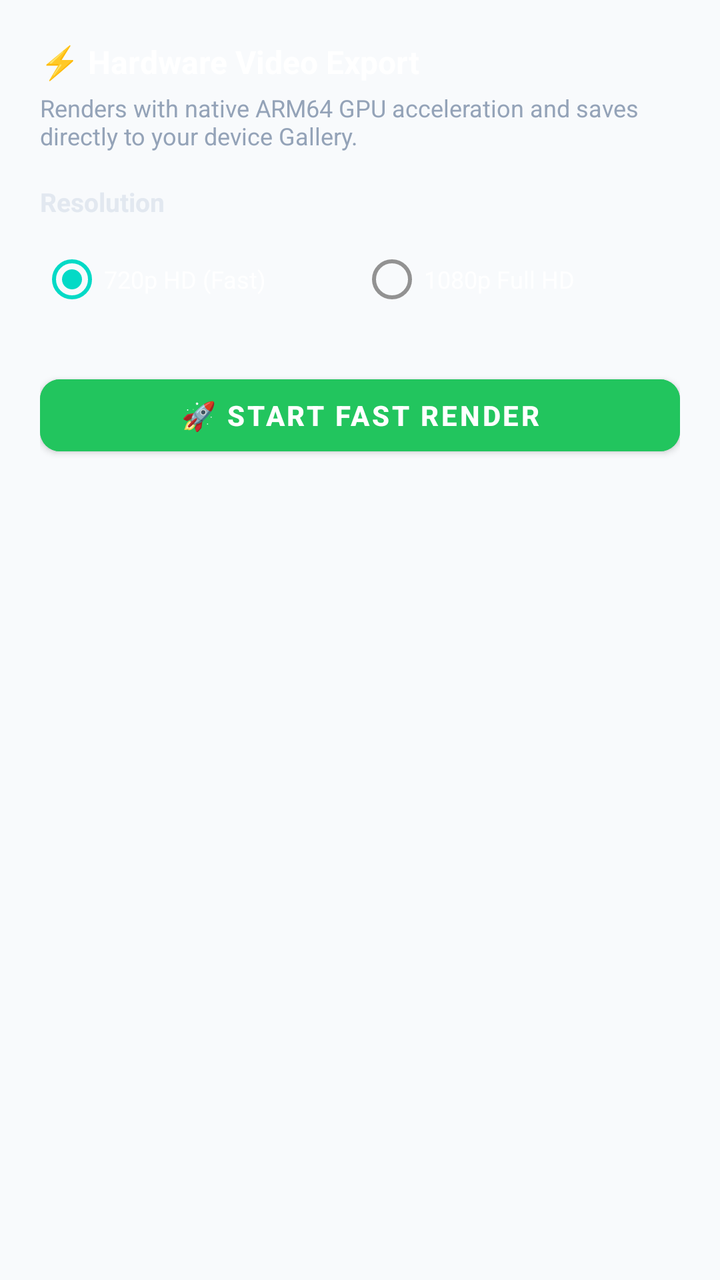
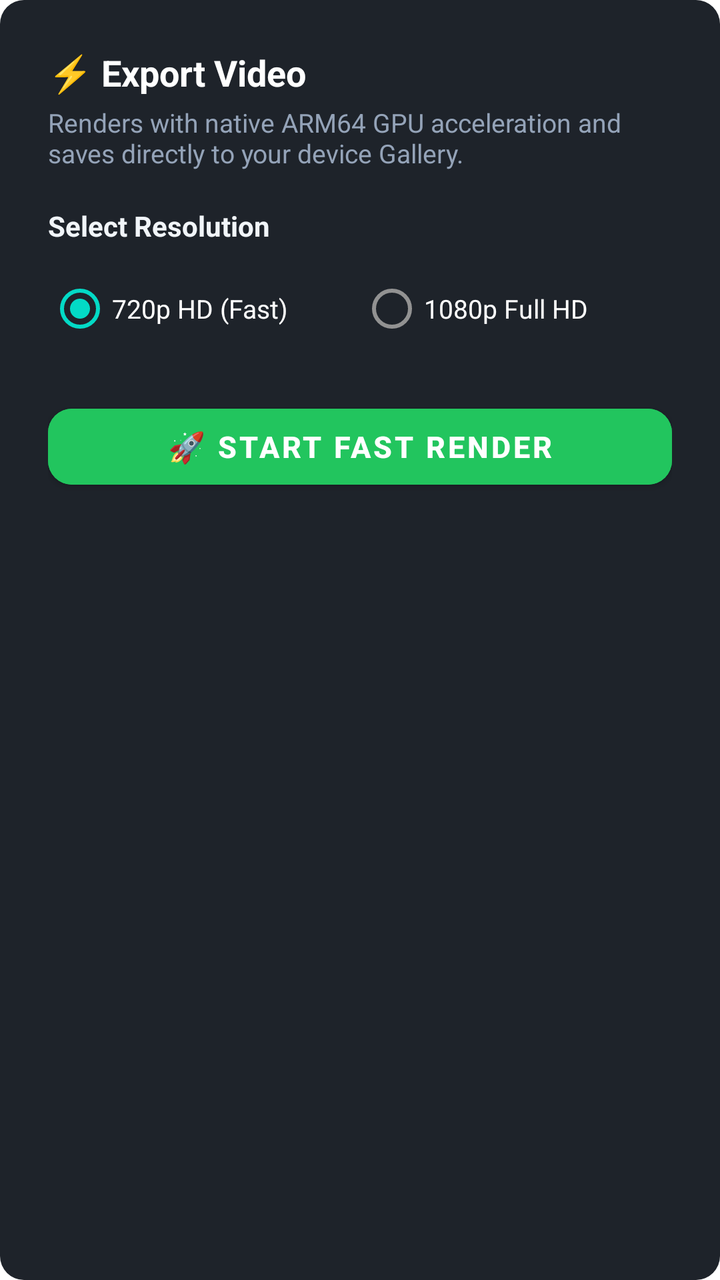

Before-and-after screenshots of an Android layout around one commit, followed by the original layout XML and the change that was made.
<!-- AndroidManifest.xml: application theme Theme.CaptionForgeNative -->
<!-- res/layout/dialog_export.xml -->
<?xml version="1.0" encoding="utf-8"?>
<LinearLayout xmlns:android="http://schemas.android.com/apk/res/android"
    xmlns:app="http://schemas.android.com/apk/res-auto"
    android:layout_width="match_parent"
    android:layout_height="wrap_content"
    android:background="@color/bg_surface"
    android:orientation="vertical"
    android:padding="20dp">

    <TextView
        android:layout_width="wrap_content"
        android:layout_height="wrap_content"
        android:text="⚡ Hardware Video Export"
        android:textColor="@color/text_white"
        android:textSize="16sp"
        android:textStyle="bold" />

    <TextView
        android:layout_width="wrap_content"
        android:layout_height="wrap_content"
        android:layout_marginTop="4dp"
        android:text="Renders with native ARM64 GPU acceleration and saves directly to your device Gallery."
        android:textColor="@color/text_slate_400"
        android:textSize="12sp" />

    
    <TextView
        android:layout_width="wrap_content"
        android:layout_height="wrap_content"
        android:layout_marginTop="16dp"
        android:text="Resolution"
        android:textColor="@color/text_slate_200"
        android:textSize="13sp"
        android:textStyle="bold" />

    <RadioGroup
        android:id="@+id/rgResolution"
        android:layout_width="match_parent"
        android:layout_height="wrap_content"
        android:layout_marginTop="6dp"
        android:orientation="horizontal">

        <RadioButton
            android:id="@+id/rb720p"
            android:layout_width="0dp"
            android:layout_height="wrap_content"
            android:layout_weight="1"
            android:checked="true"
            android:text="720p HD (Fast)"
            android:textColor="@color/text_white"
            android:textSize="12sp" />

        <RadioButton
            android:id="@+id/rb1080p"
            android:layout_width="0dp"
            android:layout_height="wrap_content"
            android:layout_weight="1"
            android:text="1080p Full HD"
            android:textColor="@color/text_white"
            android:textSize="12sp" />
    </RadioGroup>

    
    <ProgressBar
        android:id="@+id/pbExport"
        style="?android:attr/progressBarStyleHorizontal"
        android:layout_width="match_parent"
        android:layout_height="8dp"
        android:layout_marginTop="16dp"
        android:max="100"
        android:progress="0"
        android:progressTint="@color/accent_yellow"
        android:visibility="gone" />

    <TextView
        android:id="@+id/tvExportStatus"
        android:layout_width="match_parent"
        android:layout_height="wrap_content"
        android:layout_marginTop="6dp"
        android:gravity="center"
        android:text="Ready to render"
        android:textColor="@color/text_slate_300"
        android:textSize="12sp"
        android:visibility="gone" />

    <com.google.android.material.button.MaterialButton
        android:id="@+id/btnStartRender"
        android:layout_width="match_parent"
        android:layout_height="48dp"
        android:layout_marginTop="20dp"
        android:backgroundTint="@color/accent_green"
        android:text="🚀 Start Fast Render"
        android:textColor="@color/text_white"
        android:textSize="14sp"
        android:textStyle="bold"
        app:cornerRadius="10dp" />

</LinearLayout>
<!-- resources referenced by this layout -->
<resources>
  <color name="accent_green">#22C55E</color>
  <color name="accent_yellow">#FACC15</color>
  <color name="bg_surface">#F8FAFC</color>
  <color name="text_slate_200">#E2E8F0</color>
  <color name="text_slate_300">#CBD5E1</color>
  <color name="text_slate_400">#94A3B8</color>
  <color name="text_white">#FFFFFF</color>
  <style name="Theme.CaptionForgeNative" parent="Theme.MaterialComponents.NoActionBar">
          <item name="colorPrimary">@color/primary_500</item>
          <item name="colorPrimaryVariant">@color/primary_600</item>
          <item name="colorOnPrimary">@color/text_white</item>
          <item name="android:statusBarColor">@color/bg_dark</item>
          <item name="android:navigationBarColor">@color/bg_dark</item>
          <item name="android:windowBackground">@color/bg_dark</item>
      </style>
  <color name="primary_500">#6366F1</color>
  <color name="primary_600">#4F46E5</color>
  <color name="bg_dark">#FFFFFF</color>
</resources>

<!-- the commit's change to res/layout/dialog_export.xml (unified diff, before → after) -->
@@ -3,16 +3,18 @@
     xmlns:app="http://schemas.android.com/apk/res-auto"
     android:layout_width="match_parent"
     android:layout_height="wrap_content"
-    android:background="@color/bg_surface"
+    android:background="@drawable/bg_dark_pill"
+    android:backgroundTint="#1E232A"
     android:orientation="vertical"
-    android:padding="20dp">
+    android:padding="24dp">
 
+    
     <TextView
         android:layout_width="wrap_content"
         android:layout_height="wrap_content"
-        android:text="⚡ Hardware Video Export"
-        android:textColor="@color/text_white"
-        android:textSize="16sp"
+        android:text="⚡ Export Video"
+        android:textColor="#FFFFFF"
+        android:textSize="18sp"
         android:textStyle="bold" />
 
     <TextView
@@ -20,24 +22,24 @@
         android:layout_height="wrap_content"
         android:layout_marginTop="4dp"
         android:text="Renders with native ARM64 GPU acceleration and saves directly to your device Gallery."
-        android:textColor="@color/text_slate_400"
-        android:textSize="12sp" />
+        android:textColor="#94A3B8"
+        android:textSize="13sp" />
 
     
     <TextView
         android:layout_width="wrap_content"
         android:layout_height="wrap_content"
-        android:layout_marginTop="16dp"
-        android:text="Resolution"
-        android:textColor="@color/text_slate_200"
-        android:textSize="13sp"
+        android:layout_marginTop="18dp"
+        android:text="Select Resolution"
+        android:textColor="#F1F5F9"
+        android:textSize="14sp"
         android:textStyle="bold" />
 
     <RadioGroup
         android:id="@+id/rgResolution"
         android:layout_width="match_parent"
         android:layout_height="wrap_content"
-        android:layout_marginTop="6dp"
+        android:layout_marginTop="8dp"
         android:orientation="horizontal">
 
         <RadioButton
@@ -47,8 +49,8 @@
             android:layout_weight="1"
             android:checked="true"
             android:text="720p HD (Fast)"
-            android:textColor="@color/text_white"
-            android:textSize="12sp" />
+            android:textColor="#FFFFFF"
+            android:textSize="13sp" />
 
         <RadioButton
             android:id="@+id/rb1080p"
@@ -56,43 +58,66 @@
             android:layout_height="wrap_content"
             android:layout_weight="1"
             android:text="1080p Full HD"
-            android:textColor="@color/text_white"
-            android:textSize="12sp" />
+            android:textColor="#FFFFFF"
+            android:textSize="13sp" />
     </RadioGroup>
 
     
-    <ProgressBar
-        android:id="@+id/pbExport"
-        style="?android:attr/progressBarStyleHorizontal"
-        android:layout_width="match_parent"
-        android:layout_height="8dp"
-        android:layout_marginTop="16dp"
-        android:max="100"
-        android:progress="0"
-        android:progressTint="@color/accent_yellow"
-        android:visibility="gone" />
-
-    <TextView
-        android:id="@+id/tvExportStatus"
+    <LinearLayout
+        android:id="@+id/layoutExportProgressContainer"
         android:layout_width="match_parent"
         android:layout_height="wrap_content"
-        android:layout_marginTop="6dp"
-        android:gravity="center"
-        android:text="Ready to render"
-        android:textColor="@color/text_slate_300"
-        android:textSize="12sp"
-        android:visibility="gone" />
+        android:layout_marginTop="16dp"
+        android:background="#111827"
+        android:orientation="vertical"
+        android:padding="16dp"
+        android:visibility="gone">
 
+        
+        <TextView
+            android:id="@+id/tvExportPercent"
+            android:layout_width="match_parent"
+            android:layout_height="wrap_content"
+            android:gravity="center"
+            android:text="0%"
+            android:textColor="#FACC15"
+            android:textSize="32sp"
+            android:fontFamily="sans-serif-black"
+            android:textStyle="bold" />
+
+        
+        <ProgressBar
+            android:id="@+id/pbExport"
+            style="?android:attr/progressBarStyleHorizontal"
+            android:layout_width="match_parent"
+            android:layout_height="10dp"
+            android:layout_marginTop="10dp"
+            android:max="100"
+            android:progress="0"
+            android:progressTint="#22C55E" />
+
+        <TextView
+            android:id="@+id/tvExportStatus"
+            android:layout_width="match_parent"
+            android:layout_height="wrap_content"
+            android:layout_marginTop="8dp"
+            android:gravity="center"
+            android:text="Rendering video frames..."
+            android:textColor="#CBD5E1"
+            android:textSize="12sp" />
+    </LinearLayout>
+
+    
     <com.google.android.material.button.MaterialButton
         android:id="@+id/btnStartRender"
         android:layout_width="match_parent"
-        android:layout_height="48dp"
+        android:layout_height="50dp"
         android:layout_marginTop="20dp"
-        android:backgroundTint="@color/accent_green"
+        android:backgroundTint="#22C55E"
         android:text="🚀 Start Fast Render"
-        android:textColor="@color/text_white"
-        android:textSize="14sp"
+        android:textColor="#FFFFFF"
+        android:textSize="15sp"
         android:textStyle="bold"
-        app:cornerRadius="10dp" />
+        app:cornerRadius="12dp" />
 
 </LinearLayout>
<!-- resource entries referenced after the edit -->
@@ -1,11 +1,12 @@
 <!-- resources referenced by this layout -->
 <resources>
-  <color name="accent_green">#22C55E</color>
-  <color name="accent_yellow">#FACC15</color>
-  <color name="bg_surface">#F8FAFC</color>
-  <color name="text_slate_200">#E2E8F0</color>
-  <color name="text_slate_300">#CBD5E1</color>
-  <color name="text_slate_400">#94A3B8</color>
+  <!-- drawable bg_dark_pill (drawable) -->
+  <?xml version="1.0" encoding="utf-8"?>
+  <shape xmlns:android="http://schemas.android.com/apk/res/android"
+      android:shape="rectangle">
+      <solid android:color="@color/dark_button" />
+      <corners android:radius="12dp" />
+  </shape>
   <color name="text_white">#FFFFFF</color>
   <style name="Theme.CaptionForgeNative" parent="Theme.MaterialComponents.NoActionBar">
           <item name="colorPrimary">@color/primary_500</item>
@@ -15,6 +16,7 @@
           <item name="android:navigationBarColor">@color/bg_dark</item>
           <item name="android:windowBackground">@color/bg_dark</item>
       </style>
+  <color name="dark_button">#1E232A</color>
   <color name="primary_500">#6366F1</color>
   <color name="primary_600">#4F46E5</color>
   <color name="bg_dark">#FFFFFF</color>
